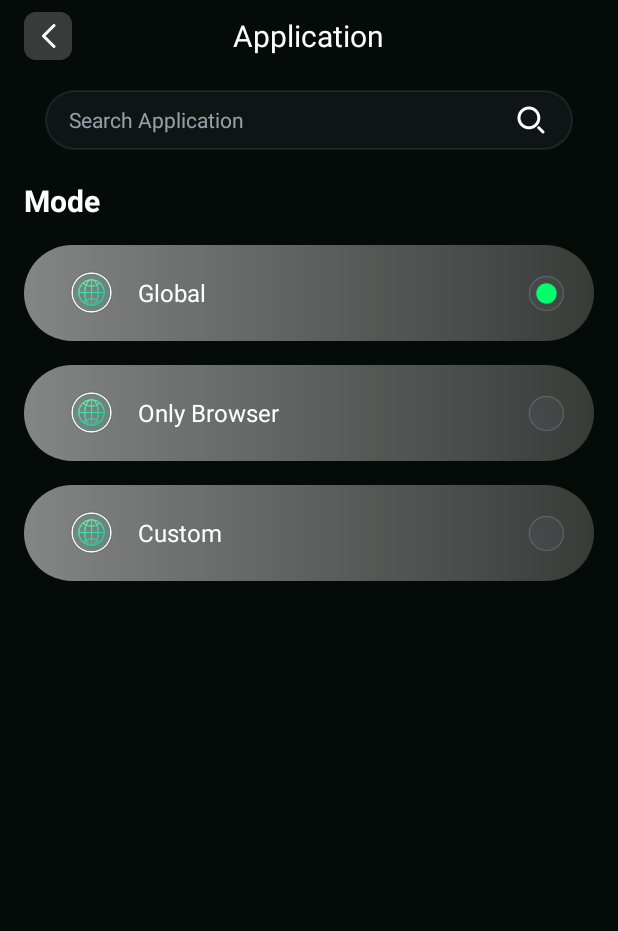
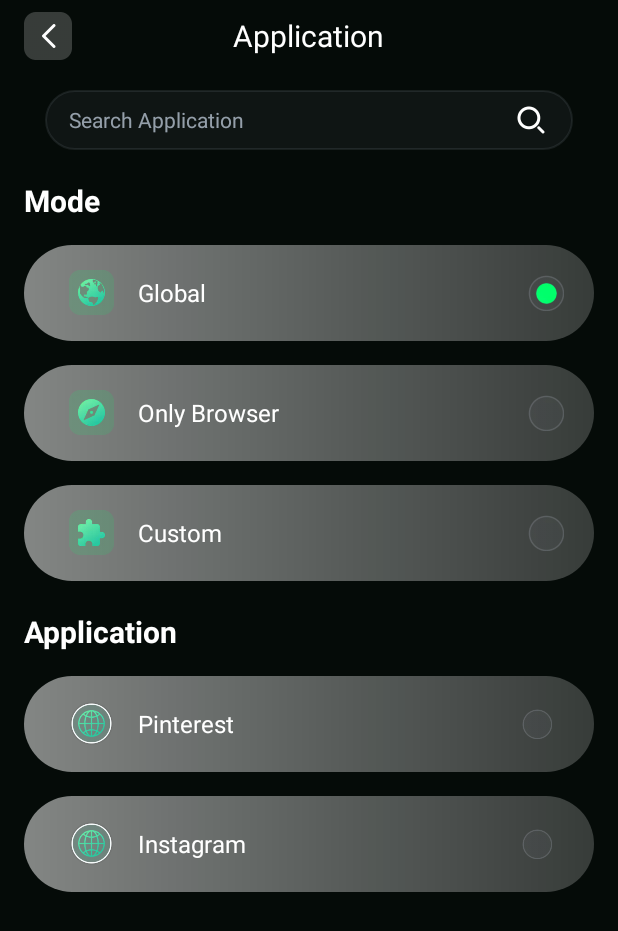
Before and after one commit to ZLdeSpirit/StarKnight, an Android app: the SkApplicationActivity screen opened directly, with no data from a screen before it, on a phone screen of 412 x 824 dp. Shown: the top 931 px of the screen. Run offline under Robolectric (Android 15) with nearby library versions, the phone set to English and light mode, and no system bars.

Commit message:
application 未完待续

```diff
--- a/app/src/main/java/com/s/k/starknight/ui/SkApplicationActivity.kt
+++ b/app/src/main/java/com/s/k/starknight/ui/SkApplicationActivity.kt
@@ -9,6 +9,8 @@ import com.s.k.starknight.tools.Mode
 class SkApplicationActivity : AppCompatActivity() {
     private val TAG = "SkApplicationActivity"
     private lateinit var mBinding: SkActivityApplicationBinding
+    private var isPinterestOn = false
+    private var isInstagramOn = false
     override fun onCreate(savedInstanceState: Bundle?) {
         super.onCreate(savedInstanceState)
         mBinding = SkActivityApplicationBinding.inflate(layoutInflater)
@@ -32,11 +34,19 @@ class SkApplicationActivity : AppCompatActivity() {
             customLl.setOnClickListener {
                 setMode(Mode.CUSTOM)
             }
+            pinterestLl.setOnClickListener {
+                setPinterestSwitch(!isPinterestOn)
+            }
+            instagramLl.setOnClickListener {
+                setInstagramSwitch(!isInstagramOn)
+            }
         }
     }
 
     private fun viewInit(){
         setMode(Mode.GLOBAL)
+        setPinterestSwitch(isPinterestOn)
+        setInstagramSwitch(isInstagramOn)
         mBinding.apply {
 
         }
@@ -64,4 +74,14 @@ class SkApplicationActivity : AppCompatActivity() {
         }
     }
 
+    private fun setPinterestSwitch(isOn: Boolean){
+        isPinterestOn = isOn
+        mBinding.pinterestCheckIv.setImageResource(if(isOn) R.drawable.sk_ic_switch_on else R.drawable.sk_ic_switch_off)
+    }
+
+    private fun setInstagramSwitch(isOn: Boolean){
+        isInstagramOn = isOn
+        mBinding.instagramCheckIv.setImageResource(if(isOn) R.drawable.sk_ic_switch_on else R.drawable.sk_ic_switch_off)
+    }
+
 }
--- a/app/src/main/res/layout/sk_activity_application.xml
+++ b/app/src/main/res/layout/sk_activity_application.xml
@@ -87,7 +87,7 @@
                 android:layout_width="30dp"
                 android:layout_height="30dp"
                 android:layout_marginStart="30dp"
-                android:src="@drawable/sk_ic_select_default"
+                android:src="@drawable/sk_ic_global"
                 />
 
             <TextView
@@ -120,7 +120,7 @@
                 android:layout_width="30dp"
                 android:layout_height="30dp"
                 android:layout_marginStart="30dp"
-                android:src="@drawable/sk_ic_select_default"
+                android:src="@drawable/sk_ic_only_browser"
                 />
 
             <TextView
@@ -153,7 +153,7 @@
                 android:layout_width="30dp"
                 android:layout_height="30dp"
                 android:layout_marginStart="30dp"
-                android:src="@drawable/sk_ic_select_default"
+                android:src="@drawable/sk_ic_custom"
                 />
 
             <TextView
@@ -174,4 +174,90 @@
         </LinearLayout>
     </LinearLayout>
 
+    <!-- application -->
+    <LinearLayout
+        android:id="@+id/applicationLl"
+        android:layout_width="match_parent"
+        android:layout_height="wrap_content"
+        android:layout_marginHorizontal="16dp"
+        android:layout_marginTop="20dp"
+        android:orientation="vertical"
+        app:layout_constraintTop_toBottomOf="@+id/modeLl">
+
+        <TextView
+            android:layout_width="wrap_content"
+            android:layout_height="wrap_content"
+            android:text="@string/sk_application"
+            android:textColor="@color/white"
+            android:textSize="20sp"
+            android:textStyle="bold" />
+
+        <LinearLayout
+            android:id="@+id/pinterestLl"
+            android:layout_width="match_parent"
+            android:layout_height="64dp"
+            android:orientation="horizontal"
+            android:gravity="center_vertical"
+            android:layout_marginTop="16dp"
+            android:background="@drawable/sk_application_item_bg">
+            <ImageView
+                android:id="@+id/pinterestIv"
+                android:layout_width="30dp"
+                android:layout_height="30dp"
+                android:layout_marginStart="30dp"
+                android:src="@drawable/sk_ic_select_default"
+                />
+
+            <TextView
+                android:id="@+id/pinterestTv"
+                android:layout_width="0px"
+                android:layout_height="wrap_content"
+                android:layout_weight="1"
+                android:textColor="@color/white"
+                android:textSize="16sp"
+                android:text="@string/sk_app_pinterest"
+                android:layout_marginStart="16dp"/>
+
+            <ImageView
+                android:id="@+id/pinterestCheckIv"
+                android:layout_width="36dp"
+                android:layout_height="20dp"
+                android:layout_marginEnd="20dp"/>
+        </LinearLayout>
+
+        <LinearLayout
+            android:id="@+id/instagramLl"
+            android:layout_width="match_parent"
+            android:layout_height="64dp"
+            android:orientation="horizontal"
+            android:gravity="center_vertical"
+            android:layout_marginTop="16dp"
+            android:background="@drawable/sk_application_item_bg">
+            <ImageView
+                android:id="@+id/instagramIv"
+                android:layout_width="30dp"
+                android:layout_height="30dp"
+                android:layout_marginStart="30dp"
+                android:src="@drawable/sk_ic_select_default"
+                />
+
+            <TextView
+                android:id="@+id/instagramTv"
+                android:layout_width="0px"
+                android:layout_height="wrap_content"
+                android:layout_weight="1"
+                android:textColor="@color/white"
+                android:textSize="16sp"
+                android:text="@string/sk_app_instagram"
+                android:layout_marginStart="16dp"/>
+
+            <ImageView
+                android:id="@+id/instagramCheckIv"
+                android:layout_width="36dp"
+                android:layout_height="20dp"
+                android:layout_marginEnd="20dp"/>
+        </LinearLayout>
+
+    </LinearLayout>
+
 </androidx.constraintlayout.widget.ConstraintLayout>
--- a/app/src/main/res/values/strings.xml
+++ b/app/src/main/res/values/strings.xml
@@ -1,5 +1,8 @@
 <resources>
-    <string name="sk_app_name">StarKnight VPN</string>
+    <string name="sk_app_name" translatable="false">StarKnight VPN</string>
+    <string name="sk_app_pinterest" translatable="false">Pinterest</string>
+    <string name="sk_app_instagram" translatable="false">Instagram</string>
+
     <string name="sk_select_the_route">Select The Route</string>
     <string name="sk_disconnected">Disconnected</string>
     <string name="sk_connecting">Connecting</string>
```
Also changed, not shown: app/src/main/res/drawable/sk_ic_custom.webp (added), app/src/main/res/drawable/sk_ic_global.webp (added), app/src/main/res/drawable/sk_ic_only_browser.webp (added), app/src/main/res/drawable/sk_ic_switch_off.webp (added), app/src/main/res/drawable/sk_ic_switch_on.webp (added).
